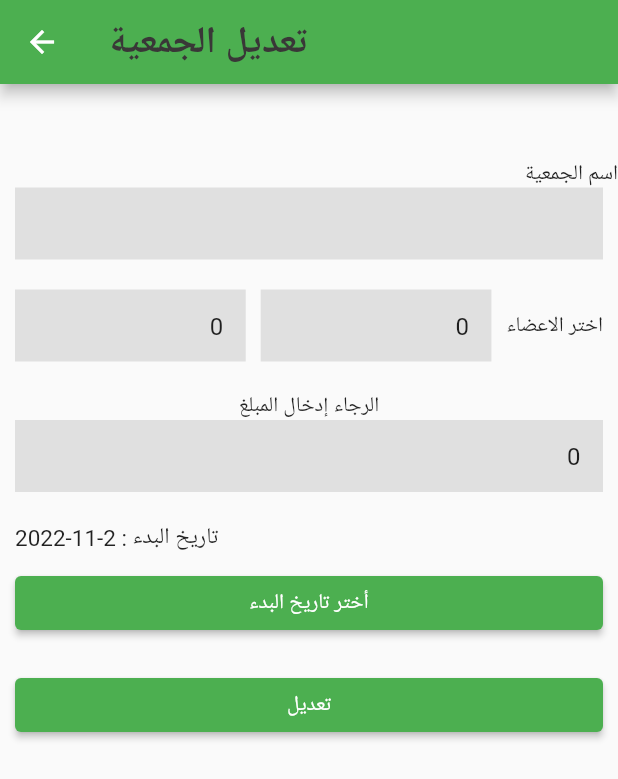
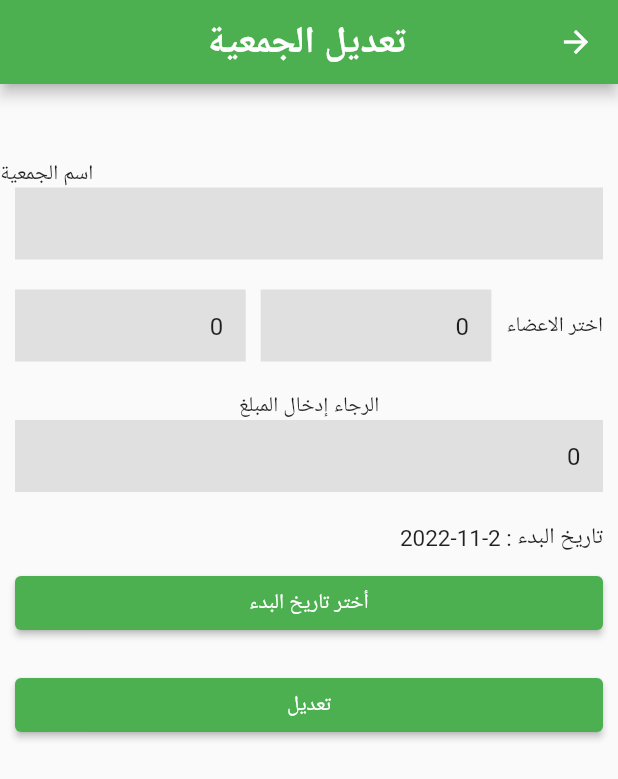
Before and after one commit to Hams-FA/Jamia, a Flutter app: the EditJamia screen opened directly with empty values, on a phone screen of 412 x 824 dp. Shown: the top 779 px of the screen. Run offline on Flutter 3.47's test engine with Material 2 defaults, Android fonts, the phone set to English and light mode, and no system bars; our stand-ins replace awesome_notifications, cloud_firestore, date_time_picker, firebase_auth, firebase_core, firebase_messaging and 7 more; missing offline and left inert: cron, flutter_stripe; accounts and stored records are empty.

Commit message:
update interface design
change title to white and back button to right

```diff
--- a/sprint/lib/screens/editJamia.dart
+++ b/sprint/lib/screens/editJamia.dart
@@ -59,13 +59,15 @@ class _EditJamiaState extends State<EditJamia> {
 
   @override
   Widget build(BuildContext context) {
-    return Scaffold(
+    return Directionality(
+      textDirection: ui.TextDirection.rtl,
+      child: Scaffold(
         appBar: AppBar(
             title: const Text(
-            'تعديل الجمعية',
+              '           تعديل الجمعية',
               style: TextStyle(
                   fontSize: 25,
-                color: Color(0xFF393737),
+                  color: ui.Color.fromARGB(255, 255, 254, 254),
                   fontWeight: FontWeight.bold),
               textAlign: TextAlign.right,
             ),
@@ -159,7 +161,8 @@ class _EditJamiaState extends State<EditJamia> {
                                         filled: true,
                                         hintText: "الادنى",
                                         border: InputBorder.none,
-                                      hintStyle: TextStyle(color: Colors.grey)),
+                                        hintStyle:
+                                            TextStyle(color: Colors.grey)),
                                   ),
                                 ),
                                 const SizedBox(
@@ -191,7 +194,8 @@ class _EditJamiaState extends State<EditJamia> {
                                         filled: true,
                                         hintText: "الأقصى",
                                         border: InputBorder.none,
-                                      hintStyle: TextStyle(color: Colors.grey)),
+                                        hintStyle:
+                                            TextStyle(color: Colors.grey)),
                                   ),
                                 ),
                               ],
@@ -319,6 +323,7 @@ class _EditJamiaState extends State<EditJamia> {
             ),
           ),
         ),
+      ),
     );
   }
 
```
Lines whose indentation alone changed are shown as unchanged.
